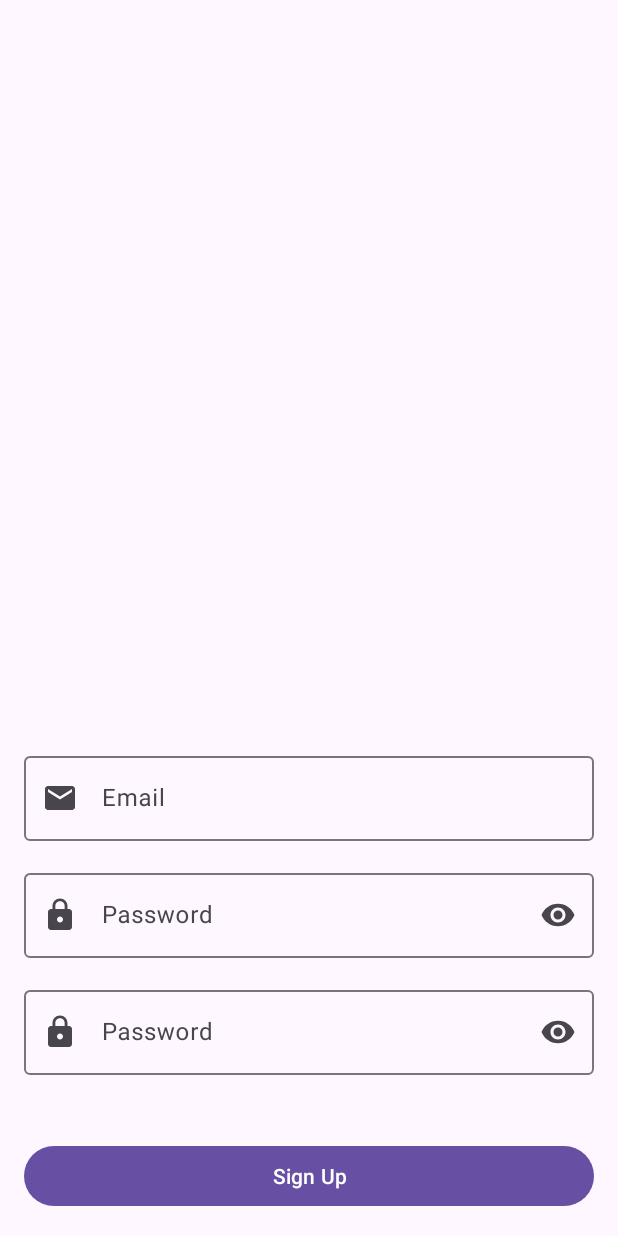
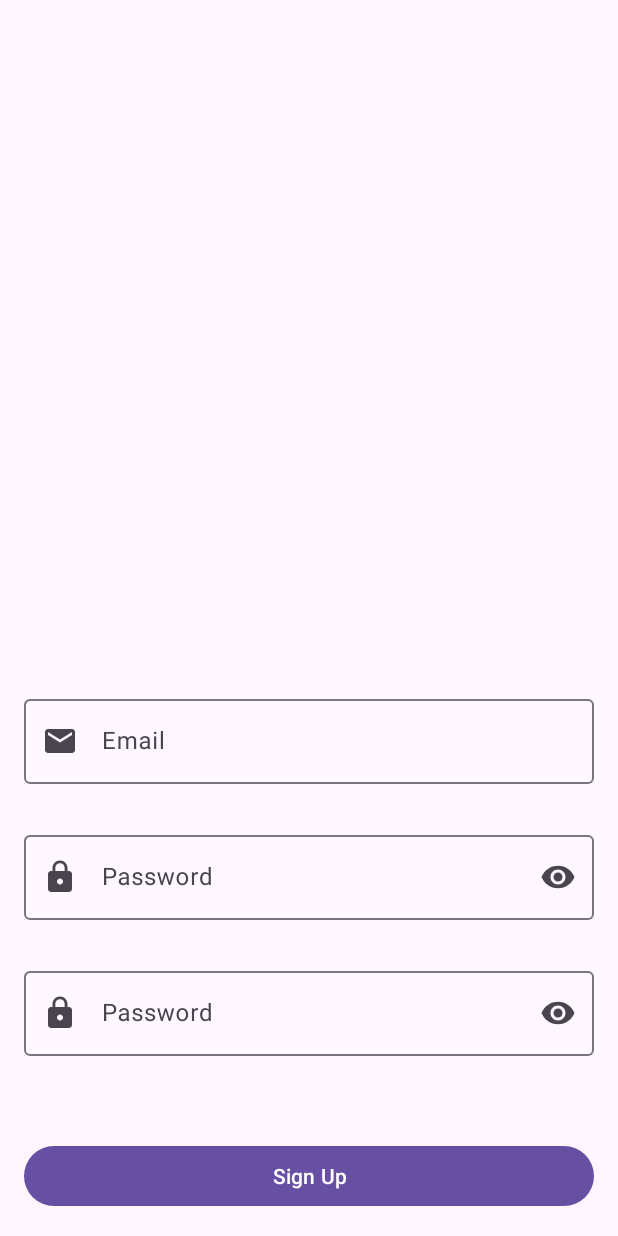
Before and after one commit to Zhigaras/Discuss, an Android app: the screen it shows after launch (MainActivity), after a tap on "Sign Up", on a phone screen of 412 x 824 dp. Run offline under Robolectric (Android 15) with nearby library versions, the phone set to English and light mode, and no system bars; our stand-ins replace Firebase (no records; nobody signed in at launch, a user with empty details on screens opened directly); 2 other taps on this screen came first.

Commit message:
email sometimes do not save itself state

```diff
--- a/feature/login/src/main/java/com/zhigaras/login/presentation/input/AbstractInputLayout.kt
+++ b/feature/login/src/main/java/com/zhigaras/login/presentation/input/AbstractInputLayout.kt
@@ -12,17 +12,17 @@ abstract class AbstractInputLayout @JvmOverloads constructor(
     context: Context,
     attrs: AttributeSet,
     defStyleAttr: Int = 0
-) : TextInputLayout(context, attrs, defStyleAttr), InputValidation, Init {
+) : TextInputLayout(context, attrs, defStyleAttr), InputValidation {
 
     protected abstract val errorMessageId: Int
-    protected abstract var textWatcher: TextWatcher
+    private val textWatcher: TextWatcher = AuthTextWatcher { error = "" }
 
     protected abstract fun innerIsValid(): Boolean
 
     fun text(): String = (editText?.text ?: "").toString()
 
-    override fun initTextWatcher(textWatcher: TextWatcher) {
-        this.textWatcher = textWatcher
+    override fun addTextWatcher(textWatcher: TextWatcher) {
+        editText?.addTextChangedListener(textWatcher)
     }
 
     override fun onAttachedToWindow() {
@@ -57,9 +57,6 @@ abstract class AbstractInputLayout @JvmOverloads constructor(
 interface InputValidation {
 
     fun isValid(): Boolean
+
+    fun addTextWatcher(textWatcher: TextWatcher)
 }
-
-interface Init {
-
-    fun initTextWatcher(textWatcher: TextWatcher)
-}
--- a/feature/login/src/main/java/com/zhigaras/login/presentation/input/EmailInput.kt
+++ b/feature/login/src/main/java/com/zhigaras/login/presentation/input/EmailInput.kt
@@ -1,7 +1,6 @@
 package com.zhigaras.login.presentation.input
 
 import android.content.Context
-import android.text.TextWatcher
 import android.util.AttributeSet
 import android.util.Patterns
 import com.zhigaras.login.R
@@ -14,8 +13,6 @@ class EmailInput @JvmOverloads constructor(
 
     override val errorMessageId = R.string.email_input_error
 
-    override var textWatcher: TextWatcher = AuthTextWatcher { error = "" }
-
     override fun innerIsValid(): Boolean {
         return Patterns.EMAIL_ADDRESS.matcher(text()).matches()
     }
--- a/feature/login/src/main/java/com/zhigaras/login/presentation/input/PasswordInput.kt
+++ b/feature/login/src/main/java/com/zhigaras/login/presentation/input/PasswordInput.kt
@@ -1,7 +1,6 @@
 package com.zhigaras.login.presentation.input
 
 import android.content.Context
-import android.text.TextWatcher
 import android.util.AttributeSet
 import com.zhigaras.login.R
 
@@ -13,8 +12,6 @@ class PasswordInput @JvmOverloads constructor(
 
     override val errorMessageId: Int = R.string.password_input_error
 
-    override var textWatcher: TextWatcher = AuthTextWatcher { error = "" }
-
     override fun innerIsValid(): Boolean {
         return text().length > 5
     }
--- a/feature/login/src/main/java/com/zhigaras/login/presentation/input/PasswordLayout.kt
+++ b/feature/login/src/main/java/com/zhigaras/login/presentation/input/PasswordLayout.kt
@@ -3,42 +3,46 @@ package com.zhigaras.login.presentation.input
 import android.content.Context
 import android.text.TextWatcher
 import android.util.AttributeSet
-import android.widget.LinearLayout
-import android.widget.TextView
-import com.zhigaras.login.R
+import android.view.LayoutInflater
+import android.widget.FrameLayout
+import androidx.core.view.isVisible
+import com.zhigaras.login.databinding.PasswordLayoutBinding
 
 class PasswordLayout @JvmOverloads constructor(
     context: Context,
     attrs: AttributeSet,
     defStyleAttr: Int = 0
-) : LinearLayout(context, attrs, defStyleAttr), InputValidation, Init {
+) : FrameLayout(context, attrs, defStyleAttr), InputValidation {
 
-    private val passwordLayout = findViewById<PasswordInput>(R.id.input_password)
-    private val confirmPasswordLayout = findViewById<PasswordInput>(R.id.confirm_password)
-    private val errorView = findViewById<TextView>(R.id.password_mismatch_error_view)
+    private val binding = PasswordLayoutBinding.inflate(LayoutInflater.from(context))
+
+    private val passwordLayout = binding.inputPassword.root
+    private val confirmPasswordLayout = binding.confirmPassword.root
+    private val errorView = binding.passwordMismatchErrorView
+    private val passwordList = listOf(passwordLayout, confirmPasswordLayout)
 
     init {
-        initTextWatcher(AuthTextWatcher { errorView.visibility = GONE })
+        addView(binding.root)
     }
 
-    private val errorMessageId: Int = R.string.password_matching_error
+    override fun onAttachedToWindow() {
+        super.onAttachedToWindow()
+        addTextWatcher(AuthTextWatcher { errorView.visibility = INVISIBLE })
+    }
 
     override fun isValid(): Boolean {
-        val isValid = innerIsValid()
-        errorView.text = if (isValid) "" else context.getString(errorMessageId)
-        return isValid
+        return innerIsValid()
     }
 
-    override fun initTextWatcher(textWatcher: TextWatcher) {
-        listOf(passwordLayout, confirmPasswordLayout).forEach {
-            it?.initTextWatcher(textWatcher)
-        }
+    override fun addTextWatcher(textWatcher: TextWatcher) {
+        passwordList.forEach { it.addTextWatcher(textWatcher) }
     }
 
     private fun innerIsValid(): Boolean {
-        passwordLayout.isValid()
-        confirmPasswordLayout.isValid()
-        return passwordLayout.text() == confirmPasswordLayout.text()
+        val isPasswordsEquals = passwordLayout.text() == confirmPasswordLayout.text()
+        errorView.isVisible = !isPasswordsEquals
+        val passListValidation = passwordList.map { it.isValid() }
+        return passListValidation.all { it } && isPasswordsEquals
     }
 
     fun text(): String {
--- a/feature/login/src/main/java/com/zhigaras/login/presentation/signup/SignUpFragment.kt
+++ b/feature/login/src/main/java/com/zhigaras/login/presentation/signup/SignUpFragment.kt
@@ -15,14 +15,14 @@ class SignUpFragment : BaseFragment<FragmentSignUpBinding, SignUpUiState>() {
     override fun onViewCreated(view: View, savedInstanceState: Bundle?) {
         super.onViewCreated(view, savedInstanceState)
 
-        val inputList = listOf(binding.emailInputLayout.root, binding.passwordInputLayout.root)
+        val inputList = listOf(binding.emailInputLayout.root, binding.passwordInputLayout)
 
         binding.signUp.setOnClickListener {
             val isValid = inputList.map { it.isValid() }
             if (isValid.all { it })
                 viewModel.signUp(
                     binding.emailInputLayout.root.text(),
-                    binding.passwordInputLayout.root.text()
+                    binding.passwordInputLayout.text()
                 )
         }
 
--- a/feature/login/src/main/res/layout/email_input_layout.xml
+++ b/feature/login/src/main/res/layout/email_input_layout.xml
@@ -7,9 +7,11 @@
     android:hint="@string/email_hint"
     app:endIconDrawable="@drawable/baseline_clear_24"
     app:endIconMode="clear_text"
+    app:errorEnabled="true"
     app:startIconDrawable="@drawable/baseline_email_24">
 
     <com.google.android.material.textfield.TextInputEditText
+        android:id="@+id/email_edittext"
         android:layout_width="match_parent"
         android:layout_height="wrap_content"
         android:inputType="textEmailAddress"
--- a/feature/login/src/main/res/layout/fragment_sign_up.xml
+++ b/feature/login/src/main/res/layout/fragment_sign_up.xml
@@ -3,9 +3,14 @@
     android:layout_width="match_parent"
     android:layout_height="match_parent">
 
+    <ScrollView
+        android:layout_width="match_parent"
+        android:layout_height="wrap_content"
+        android:layout_gravity="bottom">
+
         <LinearLayout
             android:layout_width="match_parent"
-        android:layout_height="match_parent"
+            android:layout_height="wrap_content"
             android:gravity="bottom"
             android:orientation="vertical"
             android:padding="16dp">
@@ -14,13 +19,14 @@
                 android:id="@+id/email_input_layout"
                 layout="@layout/email_input_layout" />
 
-        <include layout="@layout/spacer16dp" />
+            <include layout="@layout/spacer8dp" />
 
-        <include
+            <com.zhigaras.login.presentation.input.PasswordLayout
                 android:id="@+id/password_input_layout"
-            layout="@layout/password_layout" />
+                android:layout_width="match_parent"
+                android:layout_height="wrap_content" />
 
-        <include layout="@layout/spacer16dp" />
+            <include layout="@layout/spacer8dp" />
 
             <com.google.android.material.button.MaterialButton
                 android:id="@+id/sign_up"
@@ -29,6 +35,7 @@
                 android:text="@string/sign_up" />
 
         </LinearLayout>
+    </ScrollView>
 
     <include
         android:id="@+id/progress_layout"
--- a/feature/login/src/main/res/layout/password_layout.xml
+++ b/feature/login/src/main/res/layout/password_layout.xml
@@ -1,5 +1,5 @@
 <?xml version="1.0" encoding="utf-8"?>
-<com.zhigaras.login.presentation.input.PasswordLayout xmlns:android="http://schemas.android.com/apk/res/android"
+<LinearLayout xmlns:android="http://schemas.android.com/apk/res/android"
     android:layout_width="match_parent"
     android:layout_height="wrap_content"
     android:orientation="vertical">
@@ -8,7 +8,7 @@
         android:id="@+id/input_password"
         layout="@layout/single_password_input_layout" />
 
-    <include layout="@layout/spacer16dp" />
+    <include layout="@layout/spacer8dp" />
 
     <include
         android:id="@+id/confirm_password"
@@ -18,6 +18,9 @@
         android:id="@+id/password_mismatch_error_view"
         android:layout_width="match_parent"
         android:layout_height="wrap_content"
-        android:textAppearance="@style/ErrorText" />
+        android:gravity="center"
+        android:text="@string/password_matching_error"
+        android:textAppearance="@style/ErrorText"
+        android:visibility="invisible" />
 
-</com.zhigaras.login.presentation.input.PasswordLayout>
+</LinearLayout>
--- a/feature/login/src/main/res/layout/single_password_input_layout.xml
+++ b/feature/login/src/main/res/layout/single_password_input_layout.xml
@@ -7,6 +7,7 @@
     android:hint="@string/password_hint"
     app:endIconDrawable="@drawable/baseline_eye_24"
     app:endIconMode="password_toggle"
+    app:errorEnabled="true"
     app:startIconDrawable="@drawable/baseline_lock_24">
 
     <com.google.android.material.textfield.TextInputEditText
--- /dev/null
+++ b/feature/login/src/main/res/layout/spacer8dp.xml
@@ -0,0 +1,4 @@
+<?xml version="1.0" encoding="utf-8"?>
+<Space xmlns:android="http://schemas.android.com/apk/res/android"
+    android:layout_width="match_parent"
+    android:layout_height="8dp" />
--- a/feature/login/src/main/res/values/colors.xml
+++ b/feature/login/src/main/res/values/colors.xml
@@ -2,5 +2,5 @@
 <resources>
     <color name="gray">#5C5C5C</color>
     <color name="semi_transparent">#7E000000</color>
-    <color name="red">#7EB60000</color>
+    <color name="red">#7EFFB2B2</color>
 </resources>
```
Also changed, not shown: feature/login/src/main/res/layout/fragment_sign_in.xml (+9 -4 lines). Lines whose indentation alone changed are shown as unchanged.
